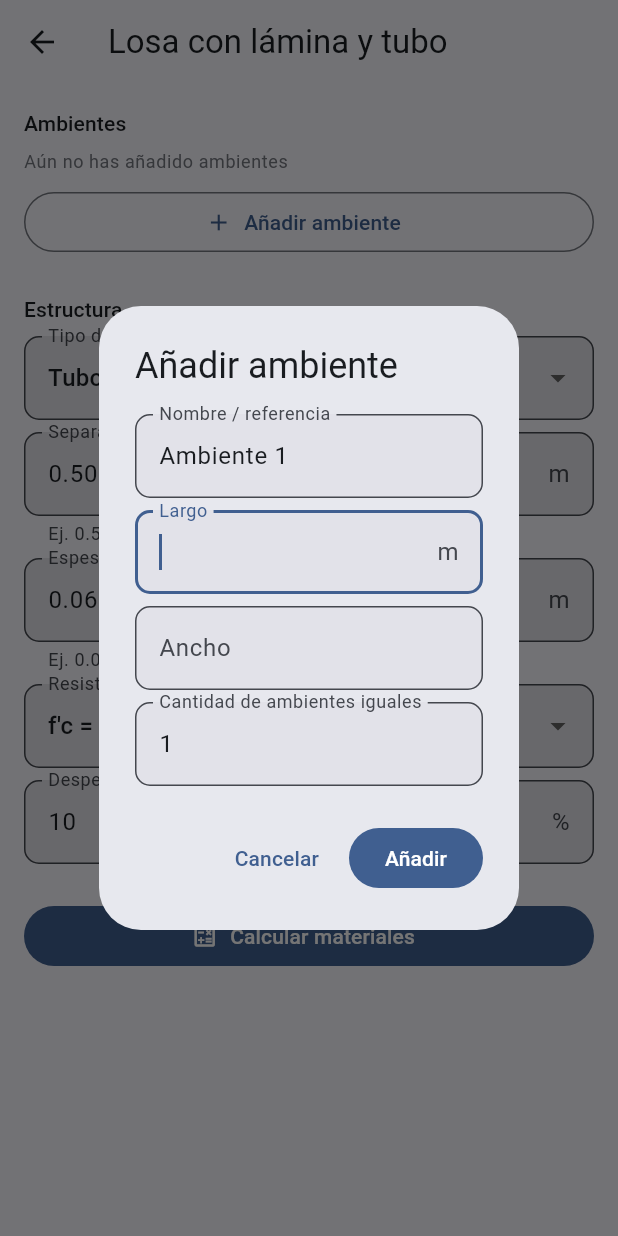
After one commit to denniscastillo202020/Structia, a Flutter app: the CalculadoraLosaScreen screen opened directly, after a tap on "Añadir ambiente", on a phone screen of 412 x 824 dp. The commit adds this screen. Run offline on Flutter 3.47's test engine with Material 3 defaults, Android fonts, the phone set to English and light mode, and no system bars; our stand-ins replace image_picker, pdf, printing, shared_preferences; missing offline and left inert: google_mlkit_text_recognition; accounts and stored records are empty.

Commit message:
Agregar calculadora de Losa (tubo, lámina, malla, concreto) y conectarla al presupuesto

```diff
--- /dev/null
+++ b/lib/features/calculadora_losa/domain/calcular_losa_lamina.dart
@@ -0,0 +1,155 @@
+import 'package:flutter/foundation.dart';
+import 'package:structia/features/calculadora_concreto/domain/calcular_materiales_concreto.dart';
+
+/// Tipo de tubo estructural usado como vigueta bajo la lámina.
+enum TipoTubo { cuadrado4x4, rectangular4x2 }
+
+extension TipoTuboInfo on TipoTubo {
+  String get etiqueta {
+    switch (this) {
+      case TipoTubo.cuadrado4x4:
+        return 'Tubo cuadrado 4" x 4"';
+      case TipoTubo.rectangular4x2:
+        return 'Tubo rectangular 4" x 2"';
+    }
+  }
+}
+
+/// Un ambiente (cuarto, corredor, terraza, etc.) al que se le pondrá
+/// losa con estructura de tubo + lámina + malla electrosoldada +
+/// concreto. Solo se usan largo y ancho — el espesor del concreto se
+/// da por separado, ya que es el mismo para toda la losa.
+class AmbienteLosa {
+  final String id;
+  final String etiqueta;
+  final double largoM;
+  final double anchoM;
+  final int cantidad;
+
+  const AmbienteLosa({
+    required this.id,
+    required this.etiqueta,
+    required this.largoM,
+    required this.anchoM,
+    this.cantidad = 1,
+  });
+
+  double get areaM2 => largoM * anchoM * cantidad;
+}
+
+/// Constantes comerciales de referencia. Pueden variar según el
+/// proveedor — confirma las medidas exactas antes de comprar.
+class ConstantesLosa {
+  static const double largoComercialTuboM = 6.0;
+  static const double anchoUtilLaminaM = 0.95;
+  static const double anchoHojaMallaM = 2.20;
+  static const double largoHojaMallaM = 6.00;
+  static const double espaciadoTornillosM = 0.30; // a lo largo de cada tubo
+}
+
+@immutable
+class ResultadoLosa {
+  final double areaTotalM2;
+  final double volumenConcretoM3;
+
+  final int tuboPiezas;
+  final double tuboMetrosLineales;
+  final TipoTubo tipoTubo;
+  final double separacionTubosM;
+
+  final int laminaPiezas;
+  final double laminaMetrosLineales;
+
+  final int mallaHojas;
+  final int tornillos;
+
+  final ResultadoMaterialesConcreto concreto;
+
+  const ResultadoLosa({
+    required this.areaTotalM2,
+    required this.volumenConcretoM3,
+    required this.tuboPiezas,
+    required this.tuboMetrosLineales,
+    required this.tipoTubo,
+    required this.separacionTubosM,
+    required this.laminaPiezas,
+    required this.laminaMetrosLineales,
+    required this.mallaHojas,
+    required this.tornillos,
+    required this.concreto,
+  });
+}
+
+/// Calcula tubo (vigueta), lámina, malla electrosoldada, tornillos y
+/// concreto para una losa con estructura de tubo + lámina troquelada
+/// (aluzín) como cimbra permanente. Estimación de campo — el diseño
+/// estructural real (calibre de tubo, calibre de lámina, separación
+/// máxima según carga y claro) siempre debe confirmarlo un ingeniero.
+class CalcularLosaLamina {
+  ResultadoLosa call({
+    required List<AmbienteLosa> ambientes,
+    required double separacionTubosM,
+    required double espesorConcretoM,
+    required TipoTubo tipoTubo,
+    required DosificacionConcreto dosificacion,
+    required double porcentajeDesperdicio,
+  }) {
+    var metrosTubo = 0.0;
+    var metrosLamina = 0.0;
+    var tornillosTotal = 0;
+    var areaTotal = 0.0;
+    var volumenConcreto = 0.0;
+
+    for (final a in ambientes) {
+      if (a.largoM <= 0 || a.anchoM <= 0 || separacionTubosM <= 0) continue;
+
+      final numTubos = (a.anchoM / separacionTubosM).ceil() + 1;
+      final metrosTuboUnidad = numTubos * a.largoM;
+
+      final numLaminas = (a.largoM / ConstantesLosa.anchoUtilLaminaM).ceil();
+      final metrosLaminaUnidad = numLaminas * a.anchoM;
+
+      final tornillosPorTubo = (a.largoM / ConstantesLosa.espaciadoTornillosM).ceil();
+      final tornillosUnidad = numTubos * tornillosPorTubo;
+
+      metrosTubo += metrosTuboUnidad * a.cantidad;
+      metrosLamina += metrosLaminaUnidad * a.cantidad;
+      tornillosTotal += tornillosUnidad * a.cantidad;
+      areaTotal += a.areaM2;
+      volumenConcreto += a.areaM2 * espesorConcretoM;
+    }
+
+    final metrosTuboConDesperdicio = metrosTubo * (1 + porcentajeDesperdicio / 100);
+    final metrosLaminaConDesperdicio = metrosLamina * (1 + porcentajeDesperdicio / 100);
+    final areaConDesperdicio = areaTotal * (1 + porcentajeDesperdicio / 100);
+
+    final tuboPiezas = metrosTubo > 0
+        ? (metrosTuboConDesperdicio / ConstantesLosa.largoComercialTuboM).ceil()
+        : 0;
+
+    final laminaPiezas =
+        metrosLamina > 0 ? (metrosLaminaConDesperdicio / ConstantesLosa.largoComercialTuboM).ceil() : 0;
+
+    final areaHojaMalla = ConstantesLosa.anchoHojaMallaM * ConstantesLosa.largoHojaMallaM;
+    final mallaHojas = areaTotal > 0 ? (areaConDesperdicio / areaHojaMalla).ceil() : 0;
+
+    final concreto = CalcularMaterialesConcreto()(
+      volumenM3: volumenConcreto,
+      dosificacion: dosificacion,
+    );
+
+    return ResultadoLosa(
+      areaTotalM2: areaTotal,
+      volumenConcretoM3: volumenConcreto,
+      tuboPiezas: tuboPiezas,
+      tuboMetrosLineales: metrosTuboConDesperdicio,
+      tipoTubo: tipoTubo,
+      separacionTubosM: separacionTubosM,
+      laminaPiezas: laminaPiezas,
+      laminaMetrosLineales: metrosLaminaConDesperdicio,
+      mallaHojas: mallaHojas,
+      tornillos: tornillosTotal,
+      concreto: concreto,
+    );
+  }
+}
--- /dev/null
+++ b/lib/features/calculadora_losa/presentation/screens/calculadora_losa_screen.dart
@@ -0,0 +1,406 @@
+import 'package:flutter/material.dart';
+import 'package:structia/core/constants/app_constants.dart';
+import 'package:structia/core/pdf/exportar_pdf.dart';
+import 'package:structia/core/persistencia/calculo_guardado.dart';
+import 'package:structia/core/persistencia/repositorio_calculos_guardados.dart';
+import 'package:structia/features/calculadora_concreto/domain/calcular_materiales_concreto.dart';
+import 'package:structia/features/calculadora_losa/domain/calcular_losa_lamina.dart';
+
+class CalculadoraLosaScreen extends StatefulWidget {
+  const CalculadoraLosaScreen({super.key});
+
+  @override
+  State<CalculadoraLosaScreen> createState() => _CalculadoraLosaScreenState();
+}
+
+class _CalculadoraLosaScreenState extends State<CalculadoraLosaScreen> {
+  final List<AmbienteLosa> _ambientes = [];
+  int _contador = 0;
+
+  final _separacionController = TextEditingController(text: '0.50');
+  final _espesorController = TextEditingController(text: '0.06');
+  final _desperdicioController = TextEditingController(text: '10');
+  TipoTubo _tipoTubo = TipoTubo.cuadrado4x4;
+  DosificacionConcreto _dosificacion = DosificacionConcreto.tabla[2]; // f'c=210, uso general
+
+  ResultadoLosa? _resultado;
+
+  @override
+  void dispose() {
+    _separacionController.dispose();
+    _espesorController.dispose();
+    _desperdicioController.dispose();
+    super.dispose();
+  }
+
+  double? _num(String texto) => double.tryParse(texto.trim().replaceAll(',', '.'));
+
+  Future<void> _agregarAmbiente() async {
+    final resultado = await _mostrarDialogoAmbiente();
+    if (resultado == null || !mounted) return;
+    setState(() {
+      _contador++;
+      _ambientes.add(AmbienteLosa(
+        id: 'l$_contador',
+        etiqueta: resultado.etiqueta,
+        largoM: resultado.largo,
+        anchoM: resultado.ancho,
+        cantidad: resultado.cantidad,
+      ));
+      _resultado = null;
+    });
+  }
+
+  Future<_DatosAmbiente?> _mostrarDialogoAmbiente() {
+    final nombreController =
+        TextEditingController(text: 'Ambiente ${_ambientes.length + 1}');
+    final largoController = TextEditingController();
+    final anchoController = TextEditingController();
+    final cantidadController = TextEditingController(text: '1');
+    final formKey = GlobalKey<FormState>();
+
+    return showDialog<_DatosAmbiente>(
+      context: context,
+      builder: (context) => AlertDialog(
+        title: const Text('Añadir ambiente'),
+        content: SingleChildScrollView(
+          child: Form(
+            key: formKey,
+            child: Column(
+              mainAxisSize: MainAxisSize.min,
+              children: [
+                TextFormField(
+                  controller: nombreController,
+                  decoration: const InputDecoration(labelText: 'Nombre / referencia'),
+                ),
+                const SizedBox(height: AppConstants.paddingSm),
+                TextFormField(
+                  controller: largoController,
+                  autofocus: true,
+                  keyboardType: const TextInputType.numberWithOptions(decimal: true),
+                  decoration: const InputDecoration(labelText: 'Largo', suffixText: 'm'),
+                  validator: (v) {
+                    final val = double.tryParse((v ?? '').replaceAll(',', '.'));
+                    if (val == null || val <= 0) return 'Requerido';
+                    return null;
+                  },
+                ),
+                const SizedBox(height: AppConstants.paddingSm),
+                TextFormField(
+                  controller: anchoController,
+                  keyboardType: const TextInputType.numberWithOptions(decimal: true),
+                  decoration: const InputDecoration(labelText: 'Ancho', suffixText: 'm'),
+                  validator: (v) {
+                    final val = double.tryParse((v ?? '').replaceAll(',', '.'));
+                    if (val == null || val <= 0) return 'Requerido';
+                    return null;
+                  },
+                ),
+                const SizedBox(height: AppConstants.paddingSm),
+                TextFormField(
+                  controller: cantidadController,
+                  keyboardType: TextInputType.number,
+                  decoration: const InputDecoration(labelText: 'Cantidad de ambientes iguales'),
+                  validator: (v) {
+                    final val = int.tryParse((v ?? '').trim());
+                    if (val == null || val <= 0) return 'Requerido';
+                    return null;
+                  },
+                ),
+              ],
+            ),
+          ),
+        ),
+        actions: [
+          TextButton(onPressed: () => Navigator.pop(context), child: const Text('Cancelar')),
+          FilledButton(
+            onPressed: () {
+              if (!formKey.currentState!.validate()) return;
+              Navigator.pop(
+                context,
+                _DatosAmbiente(
+                  etiqueta: nombreController.text.trim().isEmpty
+                      ? 'Ambiente'
+                      : nombreController.text.trim(),
+                  largo: double.parse(largoController.text.replaceAll(',', '.')),
+                  ancho: double.parse(anchoController.text.replaceAll(',', '.')),
+                  cantidad: int.parse(cantidadController.text.trim()),
+                ),
+              );
+            },
+            child: const Text('Añadir'),
+          ),
+        ],
+      ),
+    );
+  }
+
+  void _calcular() {
+    if (_ambientes.isEmpty) {
+      ScaffoldMessenger.of(context).showSnackBar(
+        const SnackBar(content: Text('Añade al menos un ambiente')),
+      );
+      return;
+    }
+    final separacion = _num(_separacionController.text);
+    final espesor = _num(_espesorController.text);
+    final desperdicio = _num(_desperdicioController.text);
+    if (separacion == null || separacion <= 0) return;
+    if (espesor == null || espesor <= 0) return;
+    if (desperdicio == null || desperdicio < 0) return;
+
+    final resultado = CalcularLosaLamina()(
+      ambientes: _ambientes,
+      separacionTubosM: separacion,
+      espesorConcretoM: espesor,
+      tipoTubo: _tipoTubo,
+      dosificacion: _dosificacion,
+      porcentajeDesperdicio: desperdicio,
+    );
+    setState(() => _resultado = resultado);
+  }
+
+  @override
+  Widget build(BuildContext context) {
+    return Scaffold(
+      appBar: AppBar(title: const Text('Losa con lámina y tubo')),
+      body: ListView(
+        padding: const EdgeInsets.all(AppConstants.paddingMd),
+        children: [
+          Text('Ambientes', style: Theme.of(context).textTheme.titleSmall),
+          const SizedBox(height: AppConstants.paddingSm),
+          if (_ambientes.isEmpty)
+            Text('Aún no has añadido ambientes',
+                style: Theme.of(context).textTheme.bodySmall?.copyWith(
+                      color: Theme.of(context).colorScheme.outline,
+                    )),
+          ..._ambientes.map((a) => Card(
+                child: ListTile(
+                  title: Text(a.etiqueta),
+                  subtitle: Text(
+                    '${a.largoM.toStringAsFixed(2)} × ${a.anchoM.toStringAsFixed(2)} m'
+                    '${a.cantidad > 1 ? '  ×${a.cantidad}' : ''}'
+                    '  ·  ${a.areaM2.toStringAsFixed(1)} m²',
+                  ),
+                  trailing: IconButton(
+                    icon: const Icon(Icons.delete_outline),
+                    onPressed: () => setState(() {
+                      _ambientes.remove(a);
+                      _resultado = null;
+                    }),
+                  ),
+                ),
+              )),
+          const SizedBox(height: AppConstants.paddingSm),
+          OutlinedButton.icon(
+            onPressed: _agregarAmbiente,
+            icon: const Icon(Icons.add),
+            label: const Text('Añadir ambiente'),
+          ),
+          const SizedBox(height: AppConstants.paddingLg),
+          Text('Estructura', style: Theme.of(context).textTheme.titleSmall),
+          const SizedBox(height: AppConstants.paddingSm),
+          DropdownButtonFormField<TipoTubo>(
+            initialValue: _tipoTubo,
+            decoration: const InputDecoration(labelText: 'Tipo de tubo (vigueta)'),
+            items: TipoTubo.values
+                .map((t) => DropdownMenuItem(value: t, child: Text(t.etiqueta)))
+                .toList(),
+            onChanged: (v) => setState(() {
+              _tipoTubo = v ?? _tipoTubo;
+              _resultado = null;
+            }),
+          ),
+          const SizedBox(height: AppConstants.paddingSm),
+          TextFormField(
+            controller: _separacionController,
+            keyboardType: const TextInputType.numberWithOptions(decimal: true),
+            decoration: const InputDecoration(
+              labelText: 'Separación entre tubos',
+              suffixText: 'm',
+              helperText: 'Ej. 0.50 o 0.60 — según tu diseño',
+            ),
+            onChanged: (_) => setState(() => _resultado = null),
+          ),
+          const SizedBox(height: AppConstants.paddingSm),
+          TextFormField(
+            controller: _espesorController,
+            keyboardType: const TextInputType.numberWithOptions(decimal: true),
+            decoration: const InputDecoration(
+              labelText: 'Espesor del concreto sobre la lámina',
+              suffixText: 'm',
+              helperText: 'Ej. 0.05 a 0.07 m (5 a 7 cm)',
+            ),
+            onChanged: (_) => setState(() => _resultado = null),
+          ),
+          const SizedBox(height: AppConstants.paddingSm),
+          DropdownButtonFormField<DosificacionConcreto>(
+            initialValue: _dosificacion,
+            decoration: const InputDecoration(labelText: 'Resistencia del concreto'),
+            items: DosificacionConcreto.tabla
+                .map((d) => DropdownMenuItem(value: d, child: Text(d.etiqueta)))
+                .toList(),
+            onChanged: (v) => setState(() {
+              _dosificacion = v ?? _dosificacion;
+              _resultado = null;
+            }),
+          ),
+          const SizedBox(height: AppConstants.paddingSm),
+          TextFormField(
+            controller: _desperdicioController,
+            keyboardType: const TextInputType.numberWithOptions(decimal: true),
+            decoration: const InputDecoration(
+              labelText: 'Desperdicio (tubo, lámina, malla)',
+              suffixText: '%',
+            ),
+            onChanged: (_) => setState(() => _resultado = null),
+          ),
+          const SizedBox(height: AppConstants.paddingLg),
+          FilledButton.icon(
+            onPressed: _calcular,
+            icon: const Icon(Icons.calculate_outlined),
+            label: const Text('Calcular materiales'),
+          ),
+          if (_resultado != null) ...[
+            const SizedBox(height: AppConstants.paddingLg),
+            _TarjetaResultadoLosa(resultado: _resultado!, ambientes: List.of(_ambientes)),
+          ],
+        ],
+      ),
+    );
+  }
+}
+
+class _DatosAmbiente {
+  final String etiqueta;
+  final double largo;
+  final double ancho;
+  final int cantidad;
+  const _DatosAmbiente({
+    required this.etiqueta,
+    required this.largo,
+    required this.ancho,
+    required this.cantidad,
+  });
+}
+
+class _TarjetaResultadoLosa extends StatelessWidget {
+  final ResultadoLosa resultado;
+  final List<AmbienteLosa> ambientes;
+
+  const _TarjetaResultadoLosa({required this.resultado, required this.ambientes});
+
+  List<Map<String, String>> get _filasDetalladas {
+    return [
+      {'etiqueta': 'Área total', 'valor': '${resultado.areaTotalM2.toStringAsFixed(1)} m²'},
+      {
+        'etiqueta': resultado.tipoTubo.etiqueta,
+        'valor': '${resultado.tuboPiezas} piezas (6 m c/u) · '
+            '${resultado.tuboMetrosLineales.toStringAsFixed(1)} m',
+      },
+      {
+        'etiqueta': 'Separación entre tubos',
+        'valor': '${resultado.separacionTubosM.toStringAsFixed(2)} m',
+      },
+      {
+        'etiqueta': 'Lámina aluzín',
+        'valor': '${resultado.laminaPiezas} piezas · '
+            '${resultado.laminaMetrosLineales.toStringAsFixed(1)} m lineales',
+      },
+      {
+        'etiqueta': 'Malla electrosoldada',
+        'valor': '${resultado.mallaHojas} hoja(s) (2.20 × 6.00 m)',
+      },
+      {'etiqueta': 'Tornillos', 'valor': resultado.tornillos.toString()},
+      {
+        'etiqueta': 'Volumen de concreto',
+        'valor': '${resultado.volumenConcretoM3.toStringAsFixed(2)} m³',
+      },
+      {
+        'etiqueta': 'Cemento (sacos 42.5 kg)',
+        'valor': resultado.concreto.bolsasCemento.toStringAsFixed(1),
+      },
+      {'etiqueta': 'Arena', 'valor': '${resultado.concreto.arenaM3.toStringAsFixed(2)} m³'},
+      {'etiqueta': 'Grava', 'valor': '${resultado.concreto.gravaM3.toStringAsFixed(2)} m³'},
+      {'etiqueta': 'Agua', 'valor': '${resultado.concreto.aguaLitros.toStringAsFixed(0)} L'},
+    ];
+  }
+
+  @override
+  Widget build(BuildContext context) {
+    return Card(
+      color: Theme.of(context).colorScheme.primaryContainer.withOpacity(0.35),
+      child: Padding(
+        padding: const EdgeInsets.all(AppConstants.paddingMd),
+        child: Column(
+          crossAxisAlignment: CrossAxisAlignment.start,
+          children: [
+            Text('${resultado.areaTotalM2.toStringAsFixed(1)} m² de losa',
+                style: Theme.of(context).textTheme.titleMedium),
+            const SizedBox(height: AppConstants.paddingMd),
+            ..._filasDetalladas.map((f) => Padding(
+                  padding: const EdgeInsets.symmetric(vertical: 4),
+                  child: Row(
+                    crossAxisAlignment: CrossAxisAlignment.start,
+                    children: [
+                      Expanded(child: Text(f['etiqueta']!)),
+                      Text(f['valor']!, style: const TextStyle(fontWeight: FontWeight.bold)),
+                    ],
+                  ),
+                )),
+            const SizedBox(height: AppConstants.paddingMd),
+            OutlinedButton.icon(
+              onPressed: () => exportarResultadosPdf(
+                titulo: 'Losa con lámina y tubo',
+                subtitulo: '${ambientes.length} ambiente(s), '
+                    '${resultado.areaTotalM2.toStringAsFixed(1)} m² totales',
+                filas: _filasDetalladas.map((f) => FilaPdf(f['etiqueta']!, f['valor']!)).toList(),
+                nota: 'Estimación de campo de materiales para losa con estructura de tubo, '
+                    'lámina troquelada (aluzín) como cimbra permanente, malla electrosoldada y '
+                    'concreto. El diseño estructural real (calibre de tubo y lámina, separación '
+                    'máxima según carga y claro, refuerzo adicional) debe confirmarlo un '
+                    'ingeniero estructural antes de construir.',
+              ),
+              icon: const Icon(Icons.picture_as_pdf_outlined),
+              label: const Text('Guardar / imprimir como PDF'),
+            ),
+            const SizedBox(height: AppConstants.paddingSm),
+            FilledButton.tonalIcon(
+              onPressed: () async {
+                await RepositorioCalculosGuardados.guardar(CalculoGuardado(
+                  id: DateTime.now().microsecondsSinceEpoch.toString(),
+                  tipo: 'Losa',
+                  titulo: 'Losa ${resultado.areaTotalM2.toStringAsFixed(1)} m²',
+                  subtitulo: '${resultado.volumenConcretoM3.toStringAsFixed(2)} m³ concreto · '
+                      '${resultado.tuboPiezas} tubos',
+                  fecha: DateTime.now(),
+                  filas: _filasDetalladas,
+                  areaNetaM2: resultado.areaTotalM2,
+                  volumenConcretoM3: resultado.volumenConcretoM3,
+                  bolsasCemento: resultado.concreto.bolsasCemento,
+                  arenaM3: resultado.concreto.arenaM3,
+                  gravaM3: resultado.concreto.gravaM3,
+                ));
+                if (context.mounted) {
+                  ScaffoldMessenger.of(context).showSnackBar(
+                    const SnackBar(content: Text('Guardado en "Mis cálculos guardados"')),
+                  );
+                }
+              },
+              icon: const Icon(Icons.save_outlined),
+              label: const Text('Guardar en mi proyecto'),
+            ),
+            const SizedBox(height: AppConstants.paddingSm),
+            Text(
+              '⚠ Estimación de campo. El diseño estructural (calibre de tubo/lámina, separación '
+              'máxima según carga y claro) debe confirmarlo un ingeniero.',
+              style: Theme.of(context).textTheme.bodySmall?.copyWith(
+                    color: Theme.of(context).colorScheme.error,
+                  ),
+            ),
+          ],
+        ),
+      ),
+    );
+  }
+}
--- a/lib/features/home/presentation/screens/home_screen.dart
+++ b/lib/features/home/presentation/screens/home_screen.dart
@@ -8,6 +8,7 @@ import 'package:structia/features/calculadora_concreto/presentation/screens/calc
 import 'package:structia/features/calculadora_mamposteria/presentation/screens/calculadora_mamposteria_screen.dart';
 import 'package:structia/features/calculadora_viga/presentation/screens/calculadora_viga_screen.dart';
 import 'package:structia/features/calculadora_zapata/presentation/screens/calculadora_zapata_screen.dart';
+import 'package:structia/features/calculadora_losa/presentation/screens/calculadora_losa_screen.dart';
 import 'package:structia/features/calculadora_excavacion/presentation/screens/calculadora_excavacion_screen.dart';
 import 'package:structia/features/calculadora_electrico/presentation/screens/calculadora_electrico_screen.dart';
 import 'package:structia/features/calculadora_cielo_pvc/presentation/screens/calculadora_cielo_pvc_screen.dart';
@@ -155,6 +156,15 @@ class HomeScreen extends StatelessWidget {
                     descripcion: 'Concreto + acero longitudinal y estribos, con vista seccionada',
                     onTap: () => Navigator.of(context).push(
                       MaterialPageRoute(builder: (_) => const CalculadoraColumnaScreen()),
+                    ),
+                  ),
+                  const SizedBox(height: AppConstants.paddingMd),
+                  _TarjetaCalculadora(
+                    icono: Icons.grid_on_outlined,
+                    titulo: 'Losa con lámina y tubo',
+                    descripcion: 'Tubo (vigueta), lámina aluzín, malla electrosoldada, tornillos y concreto',
+                    onTap: () => Navigator.of(context).push(
+                      MaterialPageRoute(builder: (_) => const CalculadoraLosaScreen()),
                     ),
                   ),
                   const SizedBox(height: AppConstants.paddingMd),
--- a/lib/features/presupuesto/domain/actividad_mano_de_obra.dart
+++ b/lib/features/presupuesto/domain/actividad_mano_de_obra.dart
@@ -23,6 +23,7 @@ class ActividadManoDeObra {
     ActividadManoDeObra(nombre: 'Fundición de solera', precioReferenciaL: 350, unidad: 'm lineal'),
     ActividadManoDeObra(nombre: 'Fundición de castillo', precioReferenciaL: 350, unidad: 'm lineal'),
     ActividadManoDeObra(nombre: 'Fundición de firme', precioReferenciaL: 300, unidad: 'm²'),
+    ActividadManoDeObra(nombre: 'Fundición de losa (tubo, lámina y malla)', precioReferenciaL: 450, unidad: 'm²'),
     ActividadManoDeObra(nombre: 'Repello/Tallado y pulido en boquetes', precioReferenciaL: 120, unidad: 'm lineal'),
     ActividadManoDeObra(nombre: 'Repello/Tallado y pulido general', precioReferenciaL: 150, unidad: 'm²'),
     ActividadManoDeObra(nombre: 'Solera de cierre', precioReferenciaL: 450, unidad: 'm lineal'),
```
Also changed, not shown: lib/features/presupuesto/presentation/screens/presupuesto_screen.dart (+25 -0 lines).
